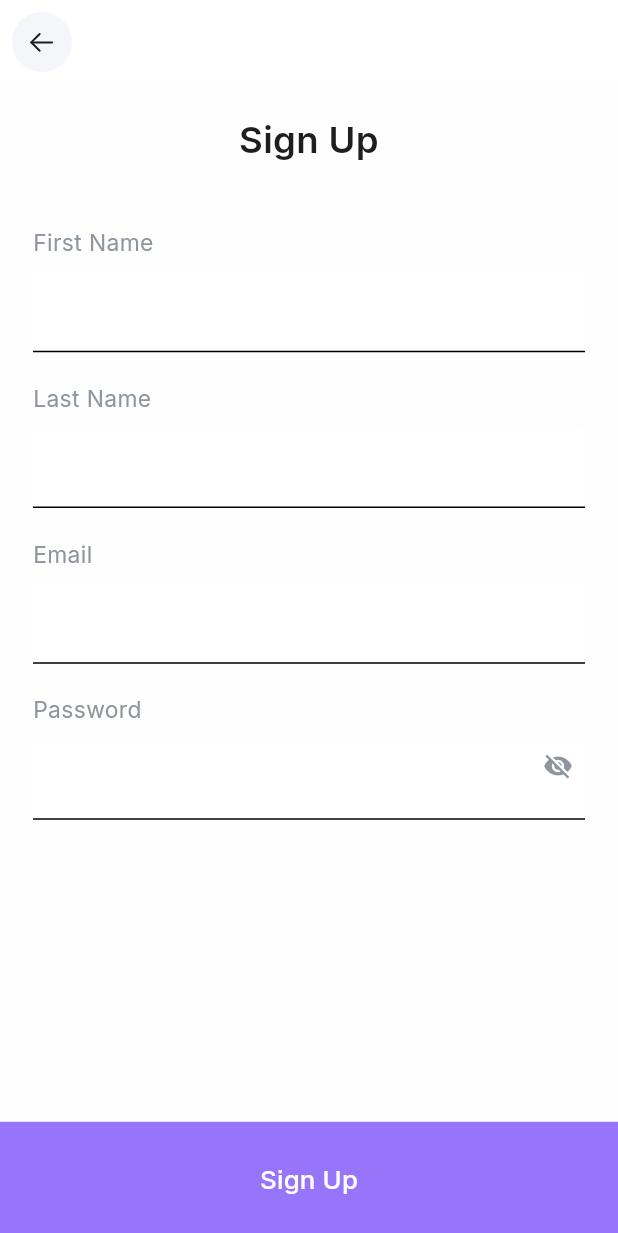
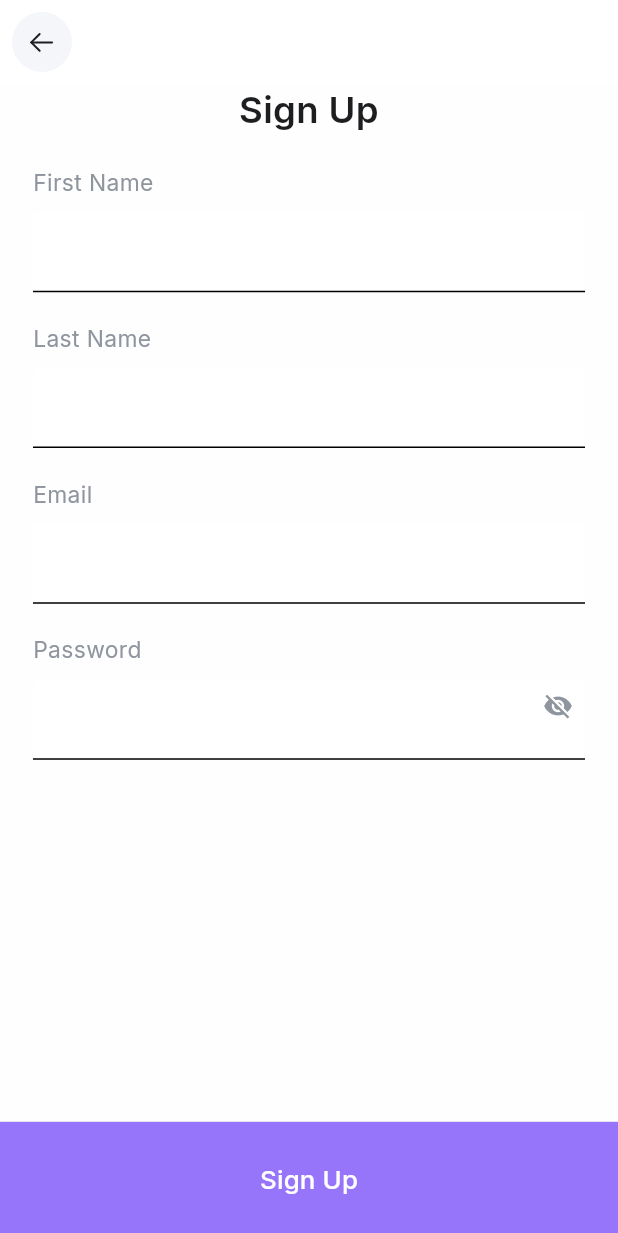
Before and after one commit to rashaNAlaswad/laza_ecommerce_app, a Flutter app: the SignupScreen screen opened by its route, on a phone screen of 412 x 824 dp. Shown: the top 1233 px of the screen. Run offline on Flutter 3.47's test engine with Material 3 defaults, Android fonts, the light colour scheme and no system bars; our stand-ins replace dio, flutter_bloc, flutter_screenutil, flutter_svg, freezed_annotation, get_it and 4 more; generated files the repository leaves out were written again.

Commit message:
Refactor SignupScreen to use SingleChildScrollView

```diff
--- a/lib/features/signup/presentation/screens/signup_screen.dart
+++ b/lib/features/signup/presentation/screens/signup_screen.dart
@@ -14,31 +14,24 @@ class SignupScreen extends StatelessWidget {
   Widget build(BuildContext context) {
     return Scaffold(
       appBar: AppBarWidget(),
-      body: Column(
-        children: [
-          Expanded(
-            child: Padding(
-              padding: EdgeInsets.symmetric(horizontal: 20.w, vertical: 20.h),
-              child: SingleChildScrollView(
+      body: SingleChildScrollView(
         child: Column(
-                  spacing: 40,
-                  crossAxisAlignment: CrossAxisAlignment.center,
           children: [
             Text(
               'Sign Up',
               style: AppTextStyles.font24blackSemiBold,
               textAlign: TextAlign.center,
             ),
-                    SignupForm(),
+            Padding(
+              padding: EdgeInsets.symmetric(horizontal: 20.w, vertical: 20.h),
+              child: SignupForm(),
+            ),
             SignupBlocListener(),
           ],
         ),
       ),
-            ),
-          ),
-          const SignupButton(),
-        ],
-      ),
+
+      bottomNavigationBar: const SignupButton(),
     );
   }
 }
```
Lines whose indentation alone changed are shown as unchanged.
